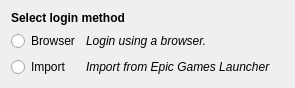
Above: rare/ui/components/dialogs/login/landing_page.ui from RareDevs/Rare before the change. Below: the same form after it.
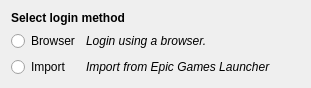
That is the form after the change.

```diff
--- a/rare/ui/components/dialogs/login/landing_page.ui
+++ b/rare/ui/components/dialogs/login/landing_page.ui
@@ -6,8 +6,8 @@
    <rect>
     <x>0</x>
     <y>0</y>
-    <width>295</width>
-    <height>78</height>
+    <width>311</width>
+    <height>87</height>
    </rect>
   </property>
   <property name="windowTitle">
```
Left out of the diff: 2 changed lines with no effect on the pictures.
